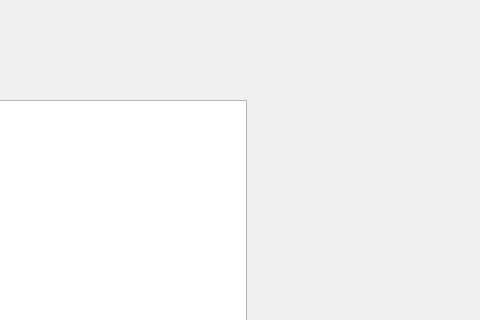
The window that StudyGroupFormer/AllGroups.ui (vu035/StudyGroupApp) describes before a commit, drawn with Qt 5; both pictures show x 284 to 764 and y 0 to 320 of the 764 by 452 pixel window.
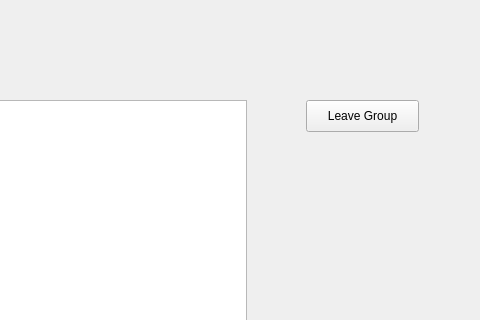
The same window after the commit.

Commit message: added function to leave group

The edit to the form file:
```diff
--- a/StudyGroupFormer/AllGroups.ui
+++ b/StudyGroupFormer/AllGroups.ui
@@ -143,6 +143,19 @@
     </rect>
    </property>
   </widget>
+  <widget class="QPushButton" name="leaveButton">
+   <property name="geometry">
+    <rect>
+     <x>590</x>
+     <y>100</y>
+     <width>113</width>
+     <height>32</height>
+    </rect>
+   </property>
+   <property name="text">
+    <string>Leave Group</string>
+   </property>
+  </widget>
  </widget>
  <resources/>
  <connections>
```
The commit also changes 5 other files.
